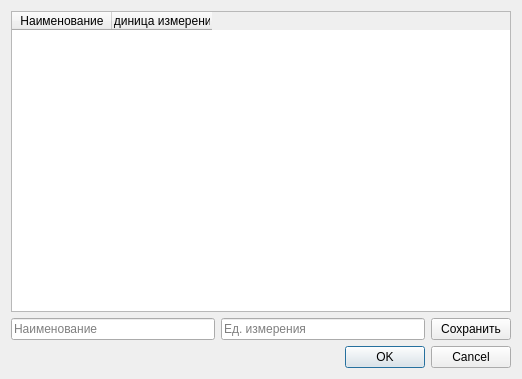
Qt form interfaces/nomenclature_dialog.ui (RichCake/Kursovoj-proekt-Karpov-313IS) before a commit.
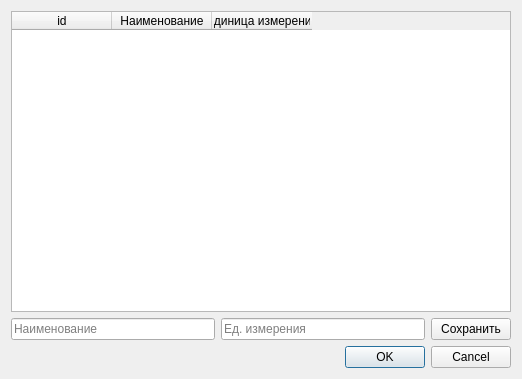
The same form after that commit.

```diff
--- a/interfaces/nomenclature_dialog.ui
+++ b/interfaces/nomenclature_dialog.ui
@@ -19,6 +19,11 @@
      <property name="sortingEnabled">
       <bool>false</bool>
      </property>
+     <column>
+      <property name="text">
+       <string>id</string>
+      </property>
+     </column>
      <column>
       <property name="text">
        <string>Наименование</string>
```
